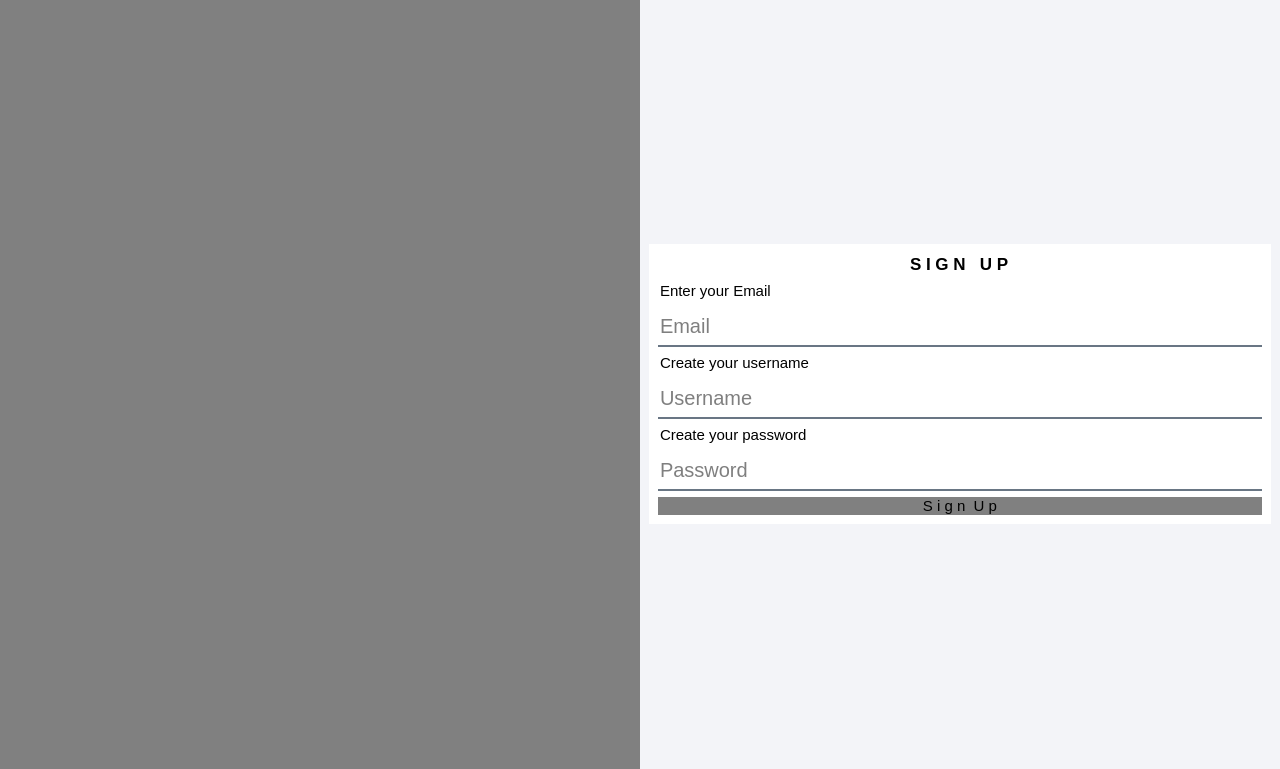
Old version of the form register.ui in the repository nepalprastut/oopProj.
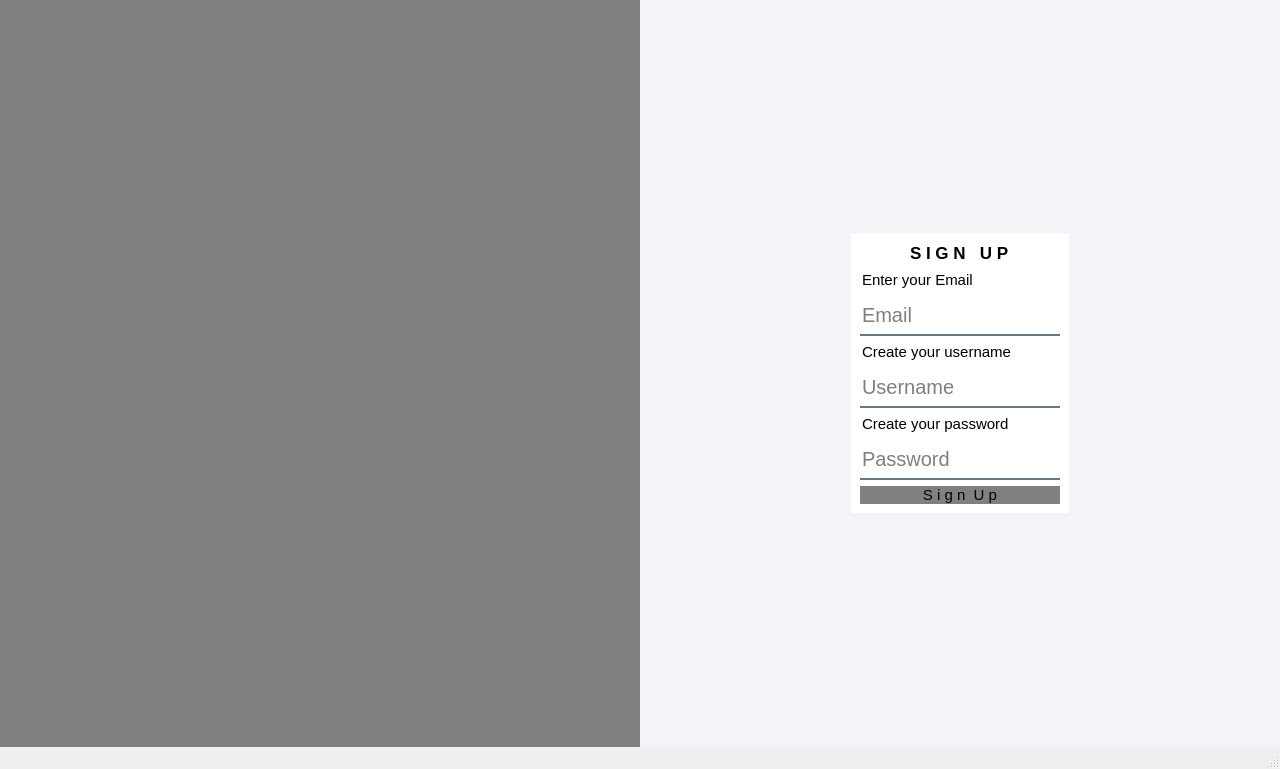
New version of the form. Icons and pictures are not drawn.

Commit message: register mainwindow

Patch:
```diff
--- a/register.ui
+++ b/register.ui
@@ -1,7 +1,7 @@
 <?xml version="1.0" encoding="UTF-8"?>
 <ui version="4.0">
  <class>Register</class>
- <widget class="QDialog" name="Register">
+ <widget class="QMainWindow" name="Register">
   <property name="geometry">
    <rect>
     <x>0</x>
@@ -10,15 +10,10 @@
     <height>769</height>
    </rect>
   </property>
-  <property name="minimumSize">
-   <size>
-    <width>0</width>
-    <height>0</height>
-   </size>
-  </property>
   <property name="windowTitle">
    <string>Dialog</string>
   </property>
+  <widget class="QWidget" name="centralwidget">
   <layout class="QHBoxLayout" name="horizontalLayout" stretch="1,1">
    <property name="spacing">
     <number>0</number>
@@ -59,8 +54,8 @@
      <property name="styleSheet">
       <string notr="true">background-color: rgb(243, 244, 248);</string>
      </property>
-     <layout class="QVBoxLayout" name="verticalLayout_2">
-      <item alignment="|Qt::AlignmentFlag::AlignVCenter">
+      <layout class="QGridLayout" name="gridLayout">
+       <item row="0" column="0" alignment="Qt::AlignmentFlag::AlignHCenter|Qt::AlignmentFlag::AlignVCenter">
        <widget class="QWidget" name="widget_3" native="true">
         <property name="autoFillBackground">
          <bool>false</bool>
@@ -102,7 +97,7 @@
           </widget>
          </item>
          <item>
-          <widget class="QLineEdit" name="lineEdit_4">
+           <widget class="QLineEdit" name="lineEdit_2">
            <property name="font">
             <font>
              <pointsize>-1</pointsize>
@@ -158,7 +153,7 @@
           </widget>
          </item>
          <item>
-          <widget class="QLineEdit" name="lineEdit_2">
+           <widget class="QLineEdit" name="lineEdit_3">
            <property name="sizePolicy">
             <sizepolicy hsizetype="Expanding" vsizetype="Fixed">
              <horstretch>0</horstretch>
@@ -217,7 +212,7 @@
           </widget>
          </item>
          <item>
-          <widget class="QLineEdit" name="lineEdit_3">
+           <widget class="QLineEdit" name="lineEdit_4">
            <property name="sizePolicy">
             <sizepolicy hsizetype="Expanding" vsizetype="Fixed">
              <horstretch>0</horstretch>
@@ -316,6 +311,18 @@
     </widget>
    </item>
   </layout>
+  </widget>
+  <widget class="QMenuBar" name="menubar">
+   <property name="geometry">
+    <rect>
+     <x>0</x>
+     <y>0</y>
+     <width>1280</width>
+     <height>17</height>
+    </rect>
+   </property>
+  </widget>
+  <widget class="QStatusBar" name="statusbar"/>
  </widget>
  <resources/>
  <connections/>
```
Left out of the diff: 2 changed lines with no effect on the pictures. Lines whose indentation alone changed are shown as unchanged. The commit also changes 40 other files.
